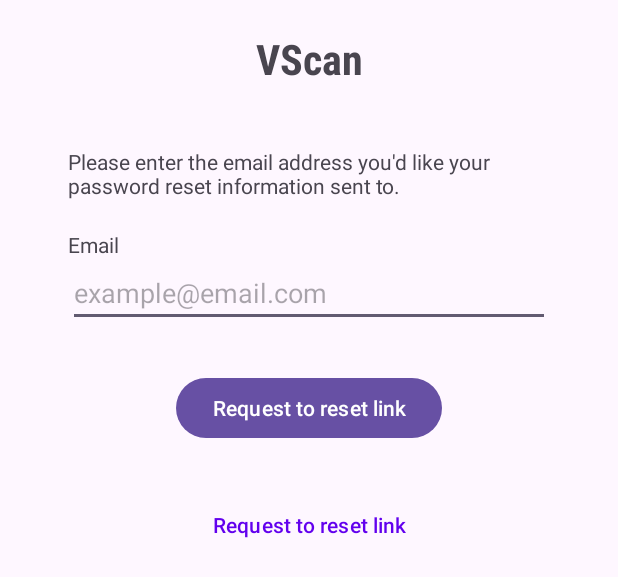
After one commit to radleigh123/vscan, an Android app: the layout activity_forgot_password.xml on its own in the app's theme, with its tools: preview values and no code run, on a phone screen of 412 x 824 dp. The commit adds this screen. Shown: the top 577 px of the screen. Run offline under Robolectric (Android 15) with nearby library versions, the phone set to English and light mode, and no system bars.

Commit message:
Added a Forgot Password layout

```diff
--- a/app/src/main/res/drawable/bg_translucent_card.xml
+++ b/app/src/main/res/drawable/bg_translucent_card.xml
@@ -2,7 +2,7 @@
 <shape xmlns:android="http://schemas.android.com/apk/res/android"
     android:shape="rectangle">
 
-    <solid android:color="#B3FFFFFF" />
+    <solid android:color="#00FFFFFF" />
     <corners android:radius="16dp" />
     <padding
         android:left="16dp"
--- /dev/null
+++ b/app/src/main/res/layout/activity_forgot_password.xml
@@ -0,0 +1,79 @@
+<?xml version="1.0" encoding="utf-8"?>
+<LinearLayout xmlns:android="http://schemas.android.com/apk/res/android"
+    android:layout_width="match_parent"
+    android:layout_height="match_parent"
+    android:padding="20dp"
+    android:orientation="vertical"
+    >
+
+    <LinearLayout
+        android:layout_width="match_parent"
+        android:layout_height="wrap_content"
+        android:orientation="vertical">
+
+        <TextView
+            android:id="@+id/tv_title"
+            android:layout_width="match_parent"
+            android:layout_height="wrap_content"
+            android:gravity="center"
+            android:fontFamily="sans-serif-condensed-medium"
+            android:textStyle="bold"
+            android:textSize="28sp"
+            android:text="@string/app_name" />
+
+        <TextView
+            android:id="@+id/tv_label"
+            android:layout_width="match_parent"
+            android:layout_height="wrap_content"
+            android:text="@string/forgot_label"
+            android:layout_marginHorizontal="25dp"
+            android:layout_marginTop="40dp"
+            />
+
+    </LinearLayout>
+
+    <LinearLayout
+        android:layout_width="match_parent"
+        android:layout_height="wrap_content"
+        android:layout_marginTop="20dp"
+        android:orientation="vertical">
+
+        <TextView
+            android:id="@+id/tv_email"
+            android:layout_width="match_parent"
+            android:layout_height="wrap_content"
+            android:text="@string/prompt_email"
+            android:layout_marginHorizontal="25dp"
+            />
+
+        <EditText
+            android:id="@+id/et_email"
+            android:layout_width="match_parent"
+            android:layout_height="wrap_content"
+            android:autofillHints="emailAddress"
+            android:hint="@string/email_example"
+            android:layout_marginHorizontal="25dp"
+            android:inputType="textEmailAddress" />
+
+    </LinearLayout>
+
+    <Button
+        android:layout_width="wrap_content"
+        android:layout_height="wrap_content"
+        android:text="@string/forgot_request"
+        android:layout_gravity="center"
+        android:layout_marginTop="30dp"
+        />
+
+    <Button
+        android:layout_width="wrap_content"
+        android:layout_height="wrap_content"
+        android:text="@string/forgot_request"
+        android:layout_gravity="center"
+        android:layout_marginTop="30dp"
+        android:background="@drawable/bg_translucent_card"
+        android:textColor="@color/purple_500"
+        />
+
+
+</LinearLayout>
--- a/app/src/main/res/layout/activity_landing.xml
+++ b/app/src/main/res/layout/activity_landing.xml
@@ -9,7 +9,7 @@
     android:background="@drawable/bg_gradient"
     android:padding="24dp"
     android:gravity="center_horizontal"
-    tools:context=".LoginActivity">
+    tools:context=".LandingActivity">
 
     <TextView
         android:id="@+id/welcomeText"
--- a/app/src/main/res/layout/activity_login2.xml
+++ b/app/src/main/res/layout/activity_login2.xml
@@ -132,11 +132,11 @@
                     android:layout_width="match_parent"
                     android:layout_height="wrap_content"
                     android:text="@string/login_button"
-                    android:textSize="17sp"
                     android:textColor="#FFFFFF"
                     android:backgroundTint="#E66A3C"
-                    android:paddingVertical="12dp"
-                    android:textStyle="bold"/>
+                    android:textStyle="bold"
+                    />
+
             </LinearLayout>
         </androidx.cardview.widget.CardView>
     </androidx.cardview.widget.CardView>
--- a/app/src/main/res/layout/activity_main.xml
+++ b/app/src/main/res/layout/activity_main.xml
@@ -8,7 +8,7 @@
     tools:context=".MainActivity">
 
     <TextView
-        android:id="@+id/tv_title"
+        android:id="@+id/tv_label"
         android:layout_width="wrap_content"
         android:layout_height="wrap_content"
         android:text="SPLASH TEST SCREEN"
@@ -28,7 +28,7 @@
         app:layout_constraintBottom_toBottomOf="parent"
         app:layout_constraintEnd_toEndOf="parent"
         app:layout_constraintStart_toStartOf="parent"
-        app:layout_constraintTop_toBottomOf="@id/tv_title"
+        app:layout_constraintTop_toBottomOf="@id/tv_label"
         />
 
 </androidx.constraintlayout.widget.ConstraintLayout>
--- a/app/src/main/res/values/strings.xml
+++ b/app/src/main/res/values/strings.xml
@@ -11,6 +11,8 @@
     <string name="invalid_username">Not a valid username</string>
     <string name="invalid_password">Password must be >5 characters</string>
     <string name="login_failed">"Login failed"</string>
+    <string name="forgot_label">Please enter the email address you\'d like your password reset information sent to.</string>
+    <string name="forgot_request">Request to reset link</string>
 
     <string name="logo_description">App Logo</string>
     <string name="login">Login</string>
--- a/gradle/libs.versions.toml
+++ b/gradle/libs.versions.toml
@@ -1,5 +1,5 @@
 [versions]
-agp = "8.8.1"
+agp = "8.8.2"
 kotlin = "1.9.24"
 coreKtx = "1.15.0"
 junit = "4.13.2"
```
